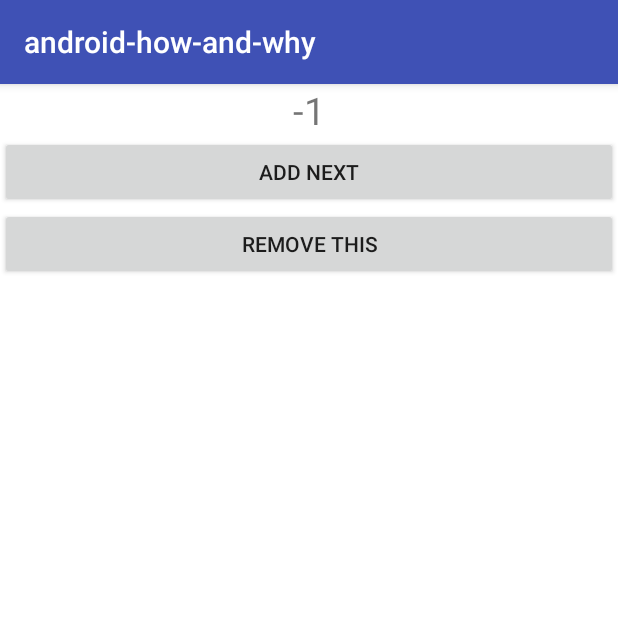
After one commit to fashare2015/android-how-and-why, an Android app: the fragment NumFragment placed in its activity, on a phone screen of 412 x 824 dp, the top half of it. The commit adds this screen. Run offline under Robolectric (Android 15) with nearby library versions, the phone set to English and light mode, and no system bars.

Commit message:
添加 fragment 生命周期测试

```diff
--- a/app/src/main/AndroidManifest.xml
+++ b/app/src/main/AndroidManifest.xml
@@ -18,6 +18,7 @@
         </activity>
         <activity android:name=".demos.app.activity.lifecycle.Test1Activity"/>
         <activity android:name=".demos.app.activity.lifecycle.Test2Activity"/>
+        <activity android:name=".demos.support.fragment.TestFraActivity"/>
     </application>
 
 </manifest>
--- /dev/null
+++ b/app/src/main/java/com/fashare/android_how_and_why/demos/support/fragment/NumFragment.java
@@ -0,0 +1,67 @@
+package com.fashare.android_how_and_why.demos.support.fragment;
+
+import android.content.Context;
+import android.os.Bundle;
+import android.support.annotation.Nullable;
+import android.view.LayoutInflater;
+import android.view.View;
+import android.view.ViewGroup;
+import android.widget.TextView;
+
+import com.fashare.android_how_and_why.R;
+import com.fashare.android_how_and_why.lib.base.BaseFragment;
+import com.fashare.android_how_and_why.lib.util.ViewUtil;
+
+public class NumFragment extends BaseFragment {
+    private int mNum = -1;
+
+    public static NumFragment newInstance(int num) {
+        Bundle args = new Bundle();
+        args.putInt("num", num);
+        NumFragment fragment = new NumFragment();
+        fragment.setArguments(args);
+        return fragment;
+    }
+
+    @Override
+    protected String getName() {
+        return String.valueOf(mNum);
+    }
+
+    @Override
+    public void onAttach(Context context) {
+        if (getArguments() != null) {
+            mNum = getArguments().getInt("num", -1);
+        }
+        super.onAttach(context);
+    }
+
+    @Nullable
+    @Override
+    public View onCreateView(LayoutInflater inflater, @Nullable ViewGroup container, @Nullable Bundle savedInstanceState) {
+        super.onCreateView(inflater, container, savedInstanceState);
+        return LayoutInflater.from(getContext()).inflate(R.layout.fra_num, container, false);
+    }
+
+    @Override
+    public void onViewCreated(View parent, @Nullable Bundle savedInstanceState) {
+        super.onViewCreated(parent, savedInstanceState);
+
+        parent.<TextView>findViewById(R.id.tv_num).setText(getName());
+
+        ViewGroup root = parent.findViewById(R.id.layout_root);
+        ViewUtil.addView(root, "add next", view -> {
+            getFragmentManager().beginTransaction()
+                    .add(R.id.fra_container, newInstance(mNum + 1))
+                    .addToBackStack("")
+                    .commit();
+        });
+
+        ViewUtil.addView(root, "remove this", view -> {
+            getFragmentManager().beginTransaction()
+                    .remove(this)
+                    .addToBackStack("")
+                    .commit();
+        });
+    }
+}
--- /dev/null
+++ b/app/src/main/java/com/fashare/android_how_and_why/demos/support/fragment/TestFraActivity.java
@@ -0,0 +1,50 @@
+package com.fashare.android_how_and_why.demos.support.fragment;
+
+import android.os.Bundle;
+import android.support.annotation.Nullable;
+import android.support.v7.app.AppCompatActivity;
+import android.view.LayoutInflater;
+import android.view.View;
+import android.view.ViewGroup;
+
+import com.fashare.android_how_and_why.R;
+import com.fashare.android_how_and_why.lib.base.BaseFragment;
+import com.fashare.android_how_and_why.lib.util.ViewUtil;
+
+public class TestFraActivity extends AppCompatActivity {
+
+    private static final String FRA_TAG_ROOT = "FRA_TAG_ROOT";
+
+    @Override
+    protected void onCreate(Bundle savedInstanceState) {
+        super.onCreate(savedInstanceState);
+        setContentView(R.layout.activity_test_fra);
+
+        getSupportFragmentManager().beginTransaction()
+                .replace(R.id.fra_container, new RootFragment(), FRA_TAG_ROOT)
+//                .addToBackStack("")
+                .commit();
+    }
+
+    public static class RootFragment extends BaseFragment {
+        @Nullable
+        @Override
+        public View onCreateView(LayoutInflater inflater, @Nullable ViewGroup container, @Nullable Bundle savedInstanceState) {
+            super.onCreateView(inflater, container, savedInstanceState);
+            return LayoutInflater.from(getContext()).inflate(R.layout.fra_test_root, container, false);
+        }
+
+        @Override
+        public void onViewCreated(View parent, @Nullable Bundle savedInstanceState) {
+            super.onViewCreated(parent, savedInstanceState);
+
+            ViewGroup root = parent.findViewById(R.id.layout_root);
+            ViewUtil.addView(root, "start NumFragment by add", view -> {
+                getFragmentManager().beginTransaction()
+                        .add(R.id.fra_container, NumFragment.newInstance(0), FRA_TAG_ROOT)
+                        .addToBackStack("")
+                        .commit();
+            });
+        }
+    }
+}
--- /dev/null
+++ b/app/src/main/java/com/fashare/android_how_and_why/lib/base/BaseFragment.java
@@ -0,0 +1,108 @@
+package com.fashare.android_how_and_why.lib.base;
+
+import android.content.Context;
+import android.os.Bundle;
+import android.support.annotation.Nullable;
+import android.support.v4.app.Fragment;
+import android.util.Log;
+import android.view.LayoutInflater;
+import android.view.View;
+import android.view.ViewGroup;
+
+import com.fashare.android_how_and_why.lib.lifecycle.Lifecycle;
+
+public class BaseFragment extends Fragment {
+
+    protected String getName() {
+        return this.getClass().getSimpleName();
+    }
+
+    // ---- 生命周期 ----
+    @Override
+    public void onAttach(Context context) {
+        super.onAttach(context);
+        Log.d(Lifecycle.TAG, getName() + " onAttach");
+    }
+
+    @Override
+    public void onCreate(@Nullable Bundle savedInstanceState) {
+        super.onCreate(savedInstanceState);
+        Log.d(Lifecycle.TAG, getName() + " onCreate");
+    }
+
+    @Nullable
+    @Override
+    public View onCreateView(LayoutInflater inflater, @Nullable ViewGroup container, @Nullable Bundle savedInstanceState) {
+        Log.d(Lifecycle.TAG, getName() + " onCreateView");
+        return super.onCreateView(inflater, container, savedInstanceState);
+    }
+
+    @Override
+    public void onActivityCreated(@Nullable Bundle savedInstanceState) {
+        super.onActivityCreated(savedInstanceState);
+        Log.d(Lifecycle.TAG, getName() + " onActivityCreated");
+    }
+
+    @Override
+    public void onStart() {
+        super.onStart();
+        Log.d(Lifecycle.TAG, getName() + " onStart");
+    }
+
+    @Override
+    public void onResume() {
+        super.onResume();
+        Log.d(Lifecycle.TAG, getName() + " onResume");
+    }
+
+    @Override
+    public void onPause() {
+        super.onPause();
+        Log.d(Lifecycle.TAG, getName() + " onPause");
+    }
+
+    @Override
+    public void onStop() {
+        super.onStop();
+        Log.d(Lifecycle.TAG, getName() + " onStop");
+    }
+
+    @Override
+    public void onDestroyView() {
+        super.onDestroyView();
+        Log.d(Lifecycle.TAG, getName() + " onDestroyView");
+    }
+
+    @Override
+    public void onDestroy() {
+        super.onDestroy();
+        Log.d(Lifecycle.TAG, getName() + " onDestroy");
+    }
+
+    @Override
+    public void onDetach() {
+        super.onDetach();
+        Log.d(Lifecycle.TAG, getName() + " onDetach");
+    }
+    // ---- 生命周期 ----
+
+    // ---- 懒加载 ----
+    @Override
+    public void setUserVisibleHint(boolean isVisibleToUser) {
+        super.setUserVisibleHint(isVisibleToUser);
+        Log.d(Lifecycle.TAG, getName() + " setUserVisibleHint");
+    }
+    // ---- 懒加载 ----
+
+    @Override
+    public void onSaveInstanceState(Bundle outState) {
+        super.onSaveInstanceState(outState);
+        Log.d(Lifecycle.TAG, getName() + " onSaveInstanceState");
+    }
+
+    @Override
+    public void onHiddenChanged(boolean hidden) {
+        super.onHiddenChanged(hidden);
+        Log.d(Lifecycle.TAG, getName() + " onHiddenChanged");
+    }
+}
--- /dev/null
+++ b/app/src/main/java/com/fashare/android_how_and_why/lib/util/ViewUtil.java
@@ -0,0 +1,20 @@
+package com.fashare.android_how_and_why.lib.util;
+
+import android.view.View;
+import android.view.ViewGroup;
+import android.widget.Button;
+
+public class ViewUtil {
+
+    public static void addView(ViewGroup viewGroup, String btnText, View.OnClickListener onClickListener) {
+        Button btn = new Button(viewGroup.getContext());
+        btn.setText(btnText);
+        btn.setOnClickListener(onClickListener);
+        ViewGroup.MarginLayoutParams lp = new ViewGroup.MarginLayoutParams(
+                ViewGroup.LayoutParams.MATCH_PARENT,
+                ViewGroup.LayoutParams.WRAP_CONTENT
+        );
+        lp.topMargin = 60;
+        viewGroup.addView(btn, lp);
+    }
+}
--- /dev/null
+++ b/app/src/main/res/layout/activity_test_fra.xml
@@ -0,0 +1,10 @@
+<?xml version="1.0" encoding="utf-8"?>
+<FrameLayout
+    android:id="@+id/fra_container"
+    xmlns:android="http://schemas.android.com/apk/res/android"
+    xmlns:app="http://schemas.android.com/apk/res-auto"
+    xmlns:tools="http://schemas.android.com/tools"
+    android:layout_width="match_parent"
+    android:layout_height="match_parent">
+
+</FrameLayout>
--- /dev/null
+++ b/app/src/main/res/layout/fra_num.xml
@@ -0,0 +1,19 @@
+<?xml version="1.0" encoding="utf-8"?>
+<LinearLayout
+    android:id="@+id/layout_root"
+    xmlns:android="http://schemas.android.com/apk/res/android"
+    android:layout_width="match_parent"
+    android:layout_height="match_parent"
+    android:orientation="vertical"
+    android:background="@android:color/white"
+    xmlns:tools="http://schemas.android.com/tools">
+
+    <TextView
+        android:id="@+id/tv_num"
+        android:layout_width="match_parent"
+        android:layout_height="wrap_content"
+        android:gravity="center"
+        tools:text="0"
+        android:textSize="25sp"/>
+
+</LinearLayout>
```
Also changed, not shown: app/src/main/java/com/fashare/android_how_and_why/demos/app/activity/MainActivity.java (+5 -16 lines), app/src/main/res/layout/fra_test_root.xml (added, +9 -0 lines).
